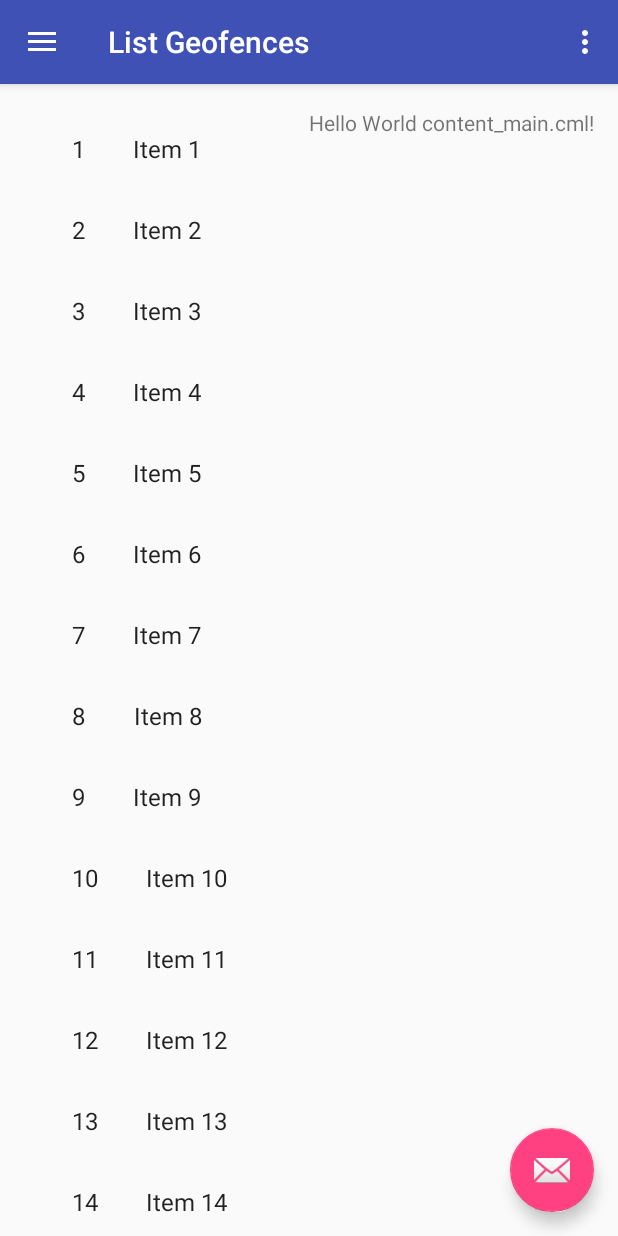
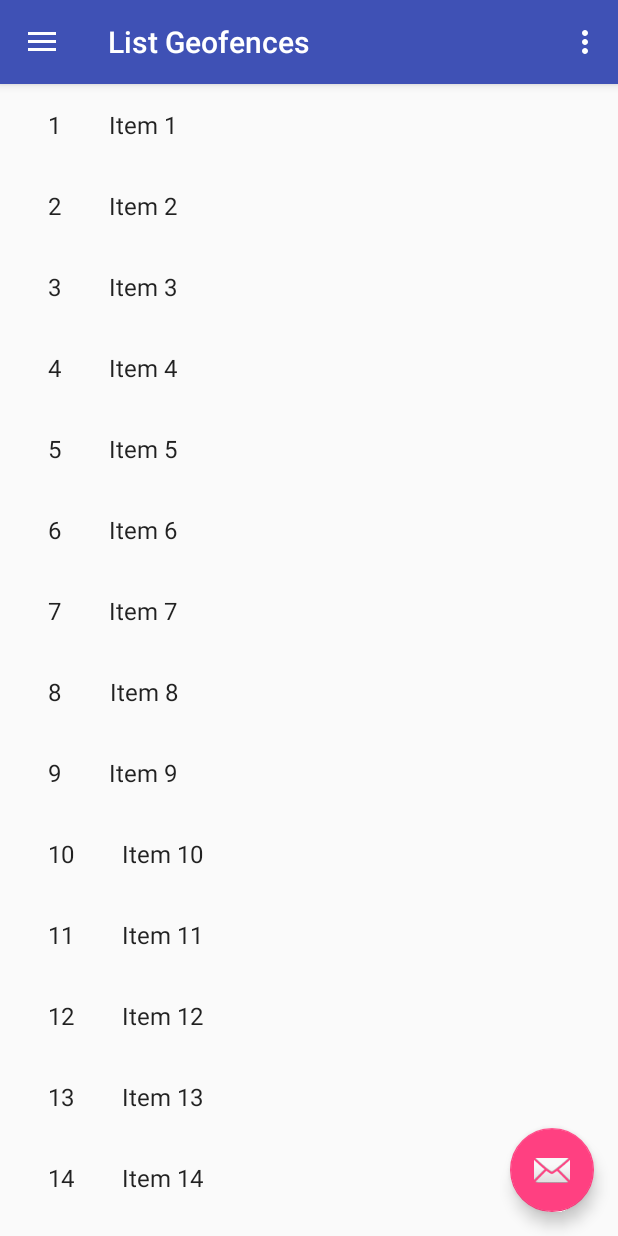
Before and after one commit to andresghedo/SMSFenceDetection, an Android app: the screen it shows after launch (MainActivity), in the side drawer, after a tap on "List Geofences", on a phone screen of 412 x 824 dp. Run offline under Robolectric (Android 15) with nearby library versions, the phone set to English and light mode, and no system bars.

```diff
--- a/app/src/main/AndroidManifest.xml
+++ b/app/src/main/AndroidManifest.xml
@@ -11,6 +11,7 @@
     <uses-permission
         android:name="android.permission.READ_EXTERNAL_STORAGE"
         android:maxSdkVersion="22" />
+    <uses-permission android:name="android.permission.SEND_SMS" />
     <!-- END PERMISSION-->
 
     <application
--- /dev/null
+++ b/app/src/main/java/com/sm/app/wifi/sghedoni/andrea/wifism/Controller.java
@@ -0,0 +1,41 @@
+package com.sm.app.wifi.sghedoni.andrea.wifism;
+
+import android.content.Context;
+import android.telephony.SmsManager;
+import android.util.Log;
+import android.widget.Toast;
+
+/**
+ *  Classe Controller, implementa il pattern SINGLETON. .
+ *  @author andreasd
+ */
+
+public class Controller {
+    /** istanza singleton */
+    private static Controller instance;
+    /** istanza singleton */
+    private static String TAG = "[DebApp]Controller";
+    /** testing number */
+    public static String NUMER_PHONE_TESTING= "3337572709";
+
+    /** cerca l'istanza singleton, se la trova la torna altrimenti la crea */
+    public static Controller getInstance() {
+        if(instance == null)
+            instance = new Controller();
+        return instance;
+    }
+
+    public static void sendSMS(String number, String msg, Context context) {
+        try {
+            SmsManager smsManager = SmsManager.getDefault();
+            smsManager.sendTextMessage(number, null, msg, null, null);
+            Log.d(TAG, "Send SMS TO NUMER_PHONE_TESTING:  " + Controller.NUMER_PHONE_TESTING);
+            Toast.makeText(context, "SMS INVIATO A  " + Controller.NUMER_PHONE_TESTING, Toast.LENGTH_LONG).show();
+        }
+        catch (Exception e) {
+            Toast.makeText(context, "SMS faild, please try again.", Toast.LENGTH_LONG).show();
+            e.printStackTrace();
+        }
+    }
+
+}
--- a/app/src/main/java/com/sm/app/wifi/sghedoni/andrea/wifism/ItemFragment.java
+++ b/app/src/main/java/com/sm/app/wifi/sghedoni/andrea/wifism/ItemFragment.java
@@ -29,7 +29,7 @@ public class ItemFragment extends Fragment {
 
     // TODO: Customize parameter argument names
     private static final String ARG_COLUMN_COUNT = "column-count";
-    private static final String TAG = "[DebApp]ListGeofencesFragment";
+    private static final String TAG = "[DebApp]ListGeofences";
     // TODO: Customize parameters
     private int mColumnCount = 1;
     private OnListFragmentInteractionListener mListener;
--- a/app/src/main/java/com/sm/app/wifi/sghedoni/andrea/wifism/MainActivity.java
+++ b/app/src/main/java/com/sm/app/wifi/sghedoni/andrea/wifism/MainActivity.java
@@ -6,6 +6,7 @@ import android.support.design.widget.FloatingActionButton;
 import android.support.design.widget.Snackbar;
 import android.support.v4.app.Fragment;
 import android.support.v4.app.FragmentTransaction;
+import android.telephony.SmsManager;
 import android.util.Log;
 import android.view.View;
 import android.support.design.widget.NavigationView;
@@ -16,6 +17,7 @@ import android.support.v7.app.AppCompatActivity;
 import android.support.v7.widget.Toolbar;
 import android.view.Menu;
 import android.view.MenuItem;
+import android.widget.Toast;
 
 import com.google.android.gms.common.ConnectionResult;
 import com.google.android.gms.common.api.GoogleApiClient;
@@ -23,13 +25,16 @@ import com.google.android.gms.location.LocationServices;
 import com.sm.app.wifi.sghedoni.andrea.wifism.dummy.DummyContent;
 
 public class MainActivity extends AppCompatActivity
-        implements NavigationView.OnNavigationItemSelectedListener, ItemFragment.OnListFragmentInteractionListener,GoogleApiClient.OnConnectionFailedListener, GoogleApiClient.ConnectionCallbacks {
+        implements NavigationView.OnNavigationItemSelectedListener, ItemFragment.OnListFragmentInteractionListener, GoogleApiClient.OnConnectionFailedListener, GoogleApiClient.ConnectionCallbacks {
 
     private String TAG = "[DebApp]MainActivity";
 
     @Override
     protected void onCreate(Bundle savedInstanceState) {
         super.onCreate(savedInstanceState);
+        // CONTROLLER Istance Initialization
+        Controller.getInstance();
+
         setContentView(R.layout.activity_main);
         Toolbar toolbar = (Toolbar) findViewById(R.id.toolbar);
         setSupportActionBar(toolbar);
@@ -57,7 +62,8 @@ public class MainActivity extends AppCompatActivity
                 .addOnConnectionFailedListener(this)
                 .addApi(LocationServices.API)
                 .build();
-        Log.d(TAG,mGoogleApiClient.toString());
+
+        //Controller.sendSMS(Controller.NUMER_PHONE_TESTING, "Messaggio che sto inviando dall'App Android!!!!", getApplicationContext());
     }
 
     @Override
--- a/app/src/main/res/layout/content_main.xml
+++ b/app/src/main/res/layout/content_main.xml
@@ -4,21 +4,13 @@
     xmlns:tools="http://schemas.android.com/tools"
     android:layout_width="match_parent"
     android:layout_height="match_parent"
-    android:paddingBottom="@dimen/activity_vertical_margin"
-    android:paddingLeft="@dimen/activity_horizontal_margin"
-    android:paddingRight="@dimen/activity_horizontal_margin"
-    android:paddingTop="@dimen/activity_vertical_margin"
+    android:paddingBottom="@dimen/map_no_spacing"
+    android:paddingLeft="@dimen/map_no_spacing"
+    android:paddingRight="@dimen/map_no_spacing"
+    android:paddingTop="@dimen/map_no_spacing"
     app:layout_behavior="@string/appbar_scrolling_view_behavior"
     tools:context="com.sm.app.wifi.sghedoni.andrea.wifism.MainActivity"
     tools:showIn="@layout/app_bar_main">
-
-    <TextView
-        android:layout_width="wrap_content"
-        android:layout_height="wrap_content"
-        android:text="Hello World content_main.cml!"
-        android:id="@+id/textView2"
-        android:layout_alignParentRight="true"
-        android:layout_alignParentEnd="true" />
     <FrameLayout
         android:layout_width="match_parent"
         android:layout_height="match_parent" android:id="@+id/content_frame"/>
--- a/app/src/main/res/values/dimens.xml
+++ b/app/src/main/res/values/dimens.xml
@@ -7,4 +7,6 @@
     <dimen name="activity_vertical_margin">16dp</dimen>
     <dimen name="fab_margin">16dp</dimen>
     <dimen name="text_margin">16dp</dimen>
+    <!-- Dove c'è la mappa non voglio margine -->
+    <dimen name="map_no_spacing">0dp</dimen>
 </resources>
```
